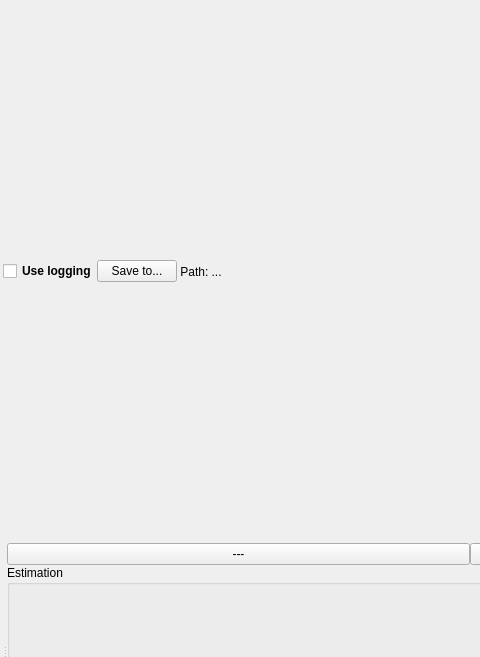
First picture: the form in mainwindow.ui, repository anatoltrush/OscillO, before the edit; both pictures show x 0 to 480 and y 0 to 657 of the 1400 by 768 pixel window.
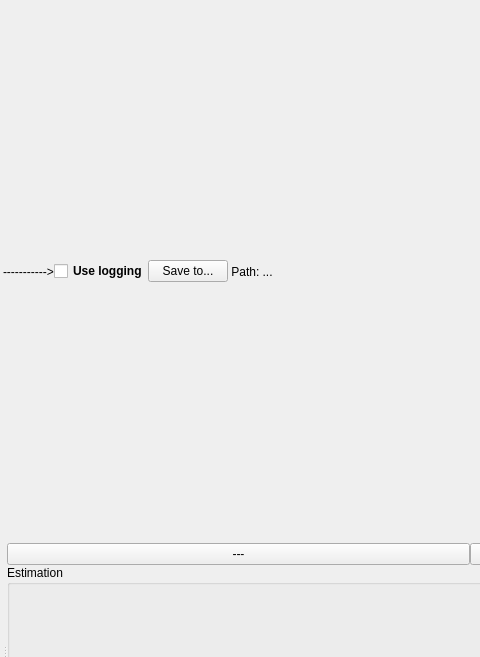
Second picture: the form after the edit.

```diff
--- a/mainwindow.ui
+++ b/mainwindow.ui
@@ -121,6 +121,19 @@
       <property name="sizeConstraint">
        <enum>QLayout::SetMinimumSize</enum>
       </property>
+      <item>
+       <widget class="QLabel" name="label">
+        <property name="sizePolicy">
+         <sizepolicy hsizetype="Fixed" vsizetype="Preferred">
+          <horstretch>0</horstretch>
+          <verstretch>0</verstretch>
+         </sizepolicy>
+        </property>
+        <property name="text">
+         <string>-----------&gt;</string>
+        </property>
+       </widget>
+      </item>
       <item>
        <widget class="QCheckBox" name="cBUseLog">
         <property name="sizePolicy">
```
